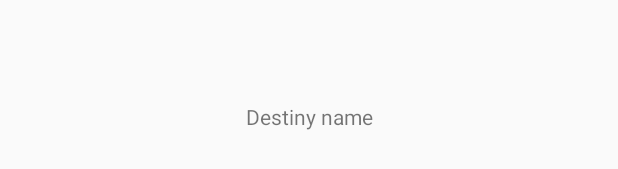
After one commit to WilliamAbelCondori/GuiaTuristica2, an Android app: the layout activity_destiny.xml on its own in the app's theme, with its tools: preview values and no code run, on a phone screen of 412 x 824 dp. The commit adds this screen. Shown: the part 502-671 px from the top of the screen. Run offline under Robolectric (Android 15) with nearby library versions, the phone set to English and light mode, and no system bars.

Commit message:
[add] navegation between activities

```diff
--- /dev/null
+++ b/app/src/main/res/layout/activity_destiny.xml
@@ -0,0 +1,19 @@
+<?xml version="1.0" encoding="utf-8"?>
+<android.support.constraint.ConstraintLayout xmlns:android="http://schemas.android.com/apk/res/android"
+    xmlns:app="http://schemas.android.com/apk/res-auto"
+    xmlns:tools="http://schemas.android.com/tools"
+    android:layout_width="match_parent"
+    android:layout_height="match_parent"
+    tools:context=".DestinyActivity">
+
+    <TextView
+        android:id="@+id/destinyNameTextView"
+        android:layout_width="wrap_content"
+        android:layout_height="wrap_content"
+        app:layout_constraintBottom_toBottomOf="parent"
+        app:layout_constraintEnd_toEndOf="parent"
+        app:layout_constraintStart_toStartOf="parent"
+        app:layout_constraintTop_toTopOf="parent"
+        tools:text="Destiny name" />
+
+</android.support.constraint.ConstraintLayout>
--- a/app/src/main/res/layout/activity_main2.xml
+++ b/app/src/main/res/layout/activity_main2.xml
@@ -22,6 +22,7 @@
         android:paddingRight="200dp"
         android:text="@string/bt_monumento"
         android:textColor="#ffffff"
+        android:onClick="goToMonumentos"
         android:textSize="24sp"
         app:layout_constraintStart_toStartOf="parent"
         app:layout_constraintTop_toBottomOf="@+id/button12" />
@@ -40,6 +41,7 @@
         android:paddingRight="200dp"
         android:text="@string/bt_galeria"
         android:textColor="#ffffff"
+        android:onClick="goToGalerias"
         android:textSize="24sp"
         app:layout_constraintStart_toStartOf="parent"
         app:layout_constraintTop_toBottomOf="@+id/bt_artistas" />
@@ -56,7 +58,7 @@
         android:paddingLeft="200dp"
         android:paddingEnd="20dp"
         android:paddingRight="200dp"
-
+        android:onClick="goToPlazas"
         android:text="@string/bt_plazas"
         android:textColor="#ffffff"
         android:textSize="24sp"
```
Also changed, not shown: app/src/main/AndroidManifest.xml (+9 -6 lines), app/src/main/java/comercial/web/guiaturistica/DestinyActivity.java (added, +22 -0 lines), app/src/main/java/comercial/web/guiaturistica/MainActivity.java (+20 -0 lines).
